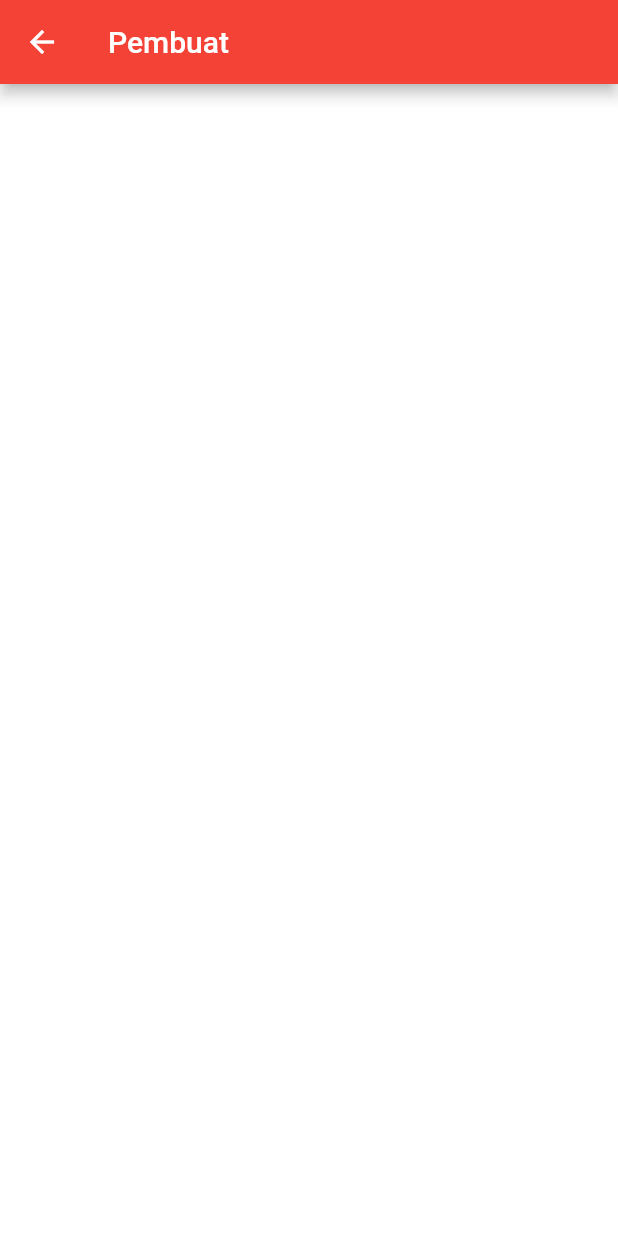
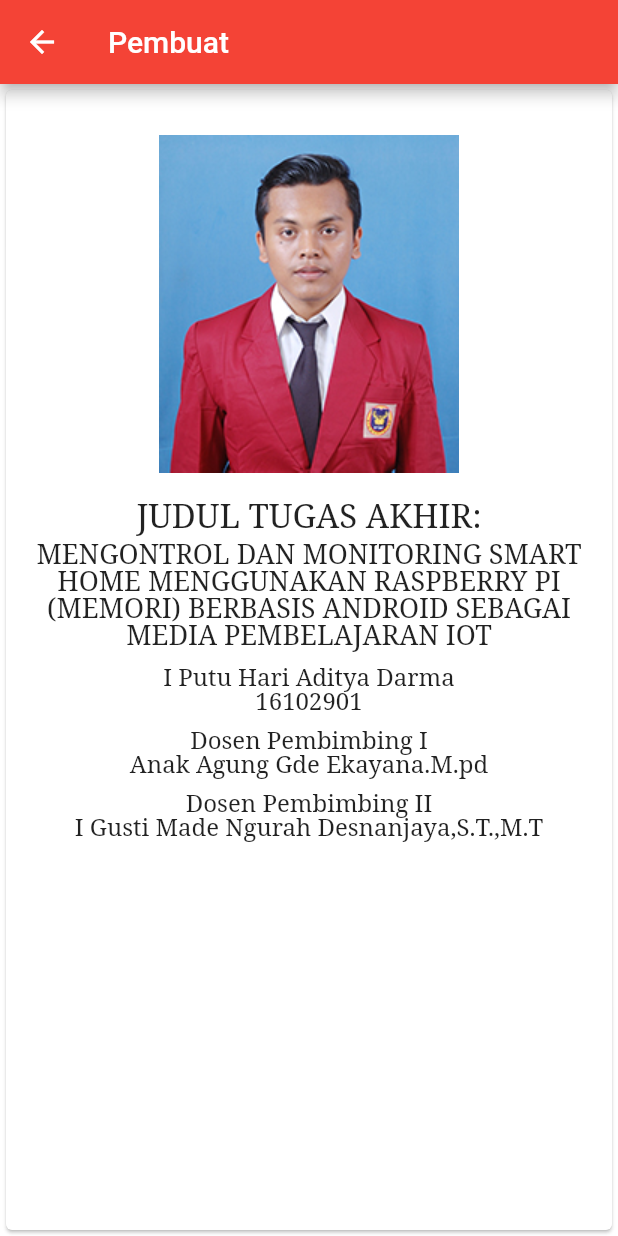
Before and after one commit to adityadarma/tugasakhir, a Flutter app: the Creator screen opened directly, on a phone screen of 412 x 824 dp. Run offline on Flutter 3.47's test engine with Material 2 defaults, Android fonts, the phone set to English and light mode, and no system bars; our stand-ins replace cloud_firestore, firebase_auth; accounts and stored records are empty.

Commit message:
update creator dan detail

```diff
--- a/lib/creator.dart
+++ b/lib/creator.dart
@@ -8,7 +8,65 @@ class Creator extends StatelessWidget {
         title: Text("Pembuat"),
         backgroundColor: Colors.red,
       ),
-      body: Card(),
+      body: Center(
+        child: Card(
+          child: Column(
+              children: <Widget>[
+                SizedBox(height: 30.0),
+
+                // Photo Profil
+                Image(image: AssetImage('assets/creator.jpg'),),
+                SizedBox(height: 20.0),
+
+                // Judul Tugas Akhir
+                Text(
+                  'JUDUL TUGAS AKHIR:',
+                  textAlign: TextAlign.center,
+                  style: TextStyle(fontSize: 22, fontFamily: "Serif", height: 1.0,),
+                ),
+                SizedBox(height: 5.0),
+                Text(
+                  'MENGONTROL DAN MONITORING SMART HOME MENGGUNAKAN RASPBERRY PI (MEMORI) BERBASIS ANDROID SEBAGAI MEDIA PEMBELAJARAN IOT',
+                  textAlign: TextAlign.center,
+                  style: TextStyle(fontSize: 18, fontFamily: "Serif", height: 1.0,),
+                ),
+                SizedBox(height: 10.0),
+
+                // Nama Pembuat
+                Text(
+                  'I Putu Hari Aditya Darma',
+                  style: TextStyle(fontSize: 16, fontFamily: "Serif", height: 1.0,),
+                ),
+                Text(
+                  '16102901',
+                  style: TextStyle(fontSize: 16, fontFamily: "Serif", height: 1.0,),
+                ),
+                SizedBox(height: 10.0),
+
+                // Nama Dosen Pembimbing I
+                Text(
+                  'Dosen Pembimbing I',
+                  style: TextStyle(fontSize: 16, fontFamily: "Serif", height: 1.0,),
+                ),
+                Text(
+                  'Anak Agung Gde Ekayana.M.pd',
+                  style: TextStyle(fontSize: 16, fontFamily: "Serif", height: 1.0,),
+                ),
+                SizedBox(height: 10.0),
+
+                // Nama Dosen Pembimbing II
+                Text(
+                  'Dosen Pembimbing II',
+                  style: TextStyle(fontSize: 16, fontFamily: "Serif", height: 1.0,),
+                ),
+                Text(
+                  'I Gusti Made Ngurah Desnanjaya,S.T.,M.T',
+                  style: TextStyle(fontSize: 16, fontFamily: "Serif", height: 1.0,),
+                ),
+            ]
+          ),
+        )
+      )
     );
   }
 }
--- a/lib/customcard.dart
+++ b/lib/customcard.dart
@@ -48,7 +48,7 @@ class CustomCard extends StatelessWidget {
             trailing: new IconButton(
               icon: new Icon(Icons.keyboard_arrow_right, color: Colors.black, size: 40.0),
               onPressed: () {
-                Navigator.push(context, MaterialPageRoute(builder: (context) => Detail()));
+                Navigator.push(context, MaterialPageRoute(builder: (context) => Detail(relayId : id,)));
               },
             ),
           )),
--- a/lib/main.dart
+++ b/lib/main.dart
@@ -59,7 +59,7 @@ class _SplashscreenState extends State<Splashscreen> {
   @override
   Widget build(BuildContext context) {
     return Scaffold(
-      backgroundColor: Colors.white,
+      backgroundColor: Colors.red,
       body: Center(
         child: Image.asset(
           'assets/logo.png',
--- a/pubspec.yaml
+++ b/pubspec.yaml
@@ -46,7 +46,7 @@ flutter:
   uses-material-design: true
   assets:
     - assets/logo.png
-    - assets/logo2.png
+    - assets/creator.jpg
 
   # To add assets to your application, add an assets section, like this:
   # assets:
```
Also changed, not shown: lib/daily.dart (added, +18 -0 lines), lib/detail.dart (+35 -1 lines), lib/monthly.dart (added, +18 -0 lines), assets/creator.jpg (added), assets/logo2.png (deleted).
